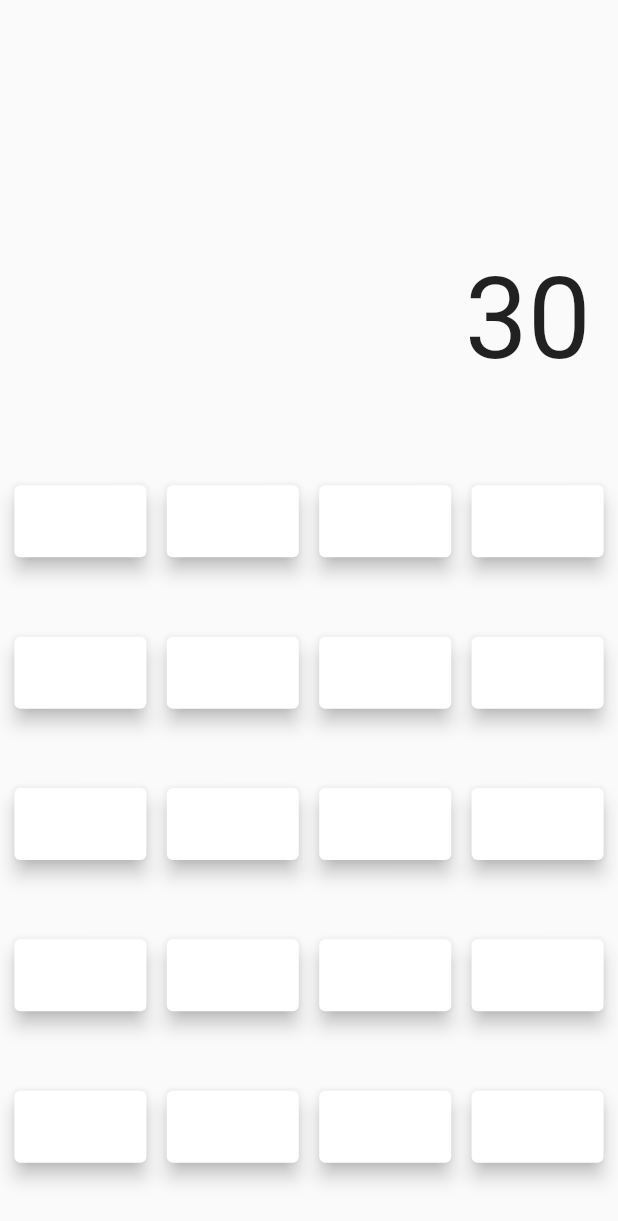
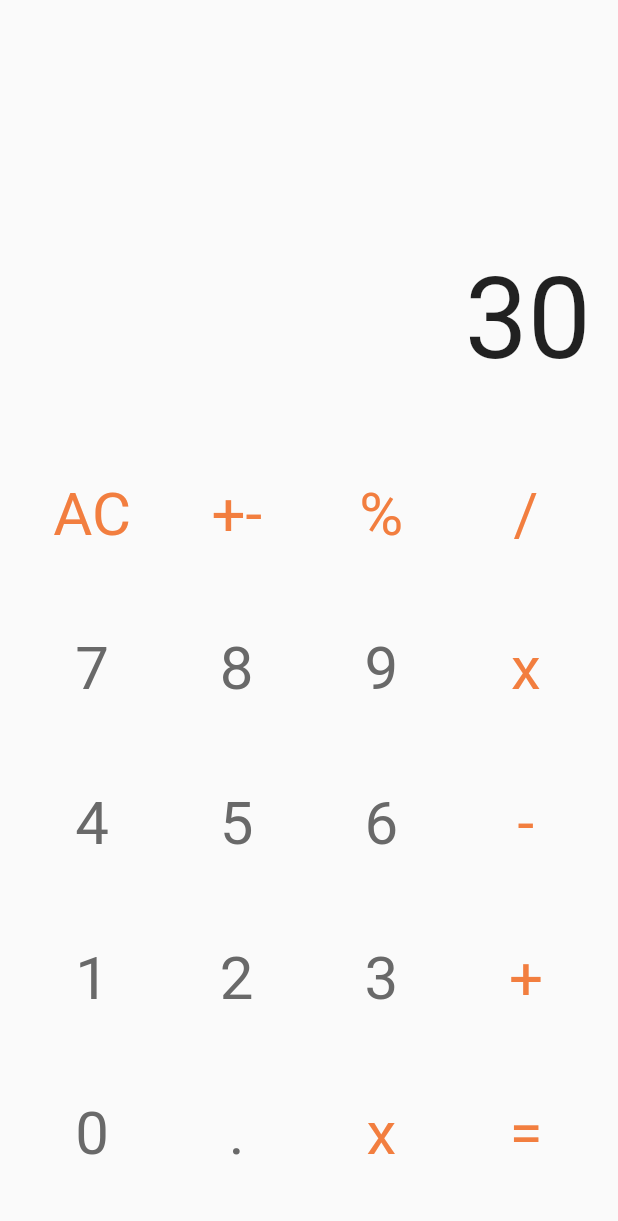
Before and after one commit to esc-0-bar/Cal_C, a Flutter app: the screen it shows after launch, on a phone screen of 412 x 824 dp. Shown: the top 1221 px of the screen. Run offline on Flutter 3.47's test engine with Material 2 defaults, Android fonts, the phone set to English and light mode, and no system bars.

Commit message:
Little Refactoring, Arranged buttons, Changed colors of button.

```diff
--- a/lib/main.dart
+++ b/lib/main.dart
@@ -38,105 +38,105 @@ class CalC extends StatelessWidget {
                       Row(
                         mainAxisAlignment: MainAxisAlignment.spaceEvenly,
                         children: <Widget>[
-                          Card(
-                            elevation: 5,
-                            child: RawMaterialButton(onPressed: null),
+                          CalCButton(
+                            text: 'AC',
+                            color: Color(0xFFF27E3F),
                           ),
-                          Card(
-                            elevation: 5,
-                            child: RawMaterialButton(onPressed: null),
+                          CalCButton(
+                            text: '+-',
+                            color: Color(0xFFF27E3F),
                           ),
-                          Card(
-                            elevation: 5,
-                            child: RawMaterialButton(onPressed: null),
+                          CalCButton(
+                            text: '%',
+                            color: Color(0xFFF27E3F),
                           ),
-                          Card(
-                            elevation: 5,
-                            child: RawMaterialButton(onPressed: null),
+                          CalCButton(
+                            text: '/',
+                            color: Color(0xFFF27E3F),
                           ),
                         ],
                       ),
                       Row(
                         mainAxisAlignment: MainAxisAlignment.spaceEvenly,
                         children: <Widget>[
-                          Card(
-                            elevation: 5,
-                            child: RawMaterialButton(onPressed: null),
+                          CalCButton(
+                            text: '7',
+                            color: Color(0xFF696969),
                           ),
-                          Card(
-                            elevation: 5,
-                            child: RawMaterialButton(onPressed: null),
+                          CalCButton(
+                            text: '8',
+                            color: Color(0xFF696969),
                           ),
-                          Card(
-                            elevation: 5,
-                            child: RawMaterialButton(onPressed: null),
+                          CalCButton(
+                            text: '9',
+                            color: Color(0xFF696969),
                           ),
-                          Card(
-                            elevation: 5,
-                            child: RawMaterialButton(onPressed: null),
+                          CalCButton(
+                            text: 'x',
+                            color: Color(0xFFF27E3F),
                           ),
                         ],
                       ),
                       Row(
                         mainAxisAlignment: MainAxisAlignment.spaceEvenly,
                         children: <Widget>[
-                          Card(
-                            elevation: 5,
-                            child: RawMaterialButton(onPressed: null),
+                          CalCButton(
+                            text: '4',
+                            color: Color(0xFF696969),
                           ),
-                          Card(
-                            elevation: 5,
-                            child: RawMaterialButton(onPressed: null),
+                          CalCButton(
+                            text: '5',
+                            color: Color(0xFF696969),
                           ),
-                          Card(
-                            elevation: 5,
-                            child: RawMaterialButton(onPressed: null),
+                          CalCButton(
+                            text: '6',
+                            color: Color(0xFF696969),
                           ),
-                          Card(
-                            elevation: 5,
-                            child: RawMaterialButton(onPressed: null),
+                          CalCButton(
+                            text: '-',
+                            color: Color(0xFFF27E3F),
                           ),
                         ],
                       ),
                       Row(
                         mainAxisAlignment: MainAxisAlignment.spaceEvenly,
                         children: <Widget>[
-                          Card(
-                            elevation: 5,
-                            child: RawMaterialButton(onPressed: null),
+                          CalCButton(
+                            text: '1',
+                            color: Color(0xFF696969),
                           ),
-                          Card(
-                            elevation: 5,
-                            child: RawMaterialButton(onPressed: null),
+                          CalCButton(
+                            text: '2',
+                            color: Color(0xFF696969),
                           ),
-                          Card(
-                            elevation: 5,
-                            child: RawMaterialButton(onPressed: null),
+                          CalCButton(
+                            text: '3',
+                            color: Color(0xFF696969),
                           ),
-                          Card(
-                            elevation: 5,
-                            child: RawMaterialButton(onPressed: null),
+                          CalCButton(
+                            text: '+',
+                            color: Color(0xFFF27E3F),
                           ),
                         ],
                       ),
                       Row(
                         mainAxisAlignment: MainAxisAlignment.spaceEvenly,
                         children: <Widget>[
-                          Card(
-                            elevation: 5,
-                            child: RawMaterialButton(onPressed: null),
+                          CalCButton(
+                            text: '0',
+                            color: Color(0xFF696969),
                           ),
-                          Card(
-                            elevation: 5,
-                            child: RawMaterialButton(onPressed: null),
+                          CalCButton(
+                            text: '.',
+                            color: Color(0xFF696969),
                           ),
-                          Card(
-                            elevation: 5,
-                            child: RawMaterialButton(onPressed: null),
+                          CalCButton(
+                            text: 'x',
+                            color: Color(0xFFF27E3F),
                           ),
-                          Card(
-                            elevation: 5,
-                            child: RawMaterialButton(onPressed: null),
+                          CalCButton(
+                            text: '=',
+                            color: Color(0xFFF27E3F),
                           ),
                         ],
                       ),
@@ -151,3 +151,25 @@ class CalC extends StatelessWidget {
     );
   }
 }
+
+class CalCButton extends StatelessWidget {
+  CalCButton({this.text, this.color});
+  final String text;
+  final Color color;
+
+  @override
+  Widget build(BuildContext context) {
+    return RawMaterialButton(
+      elevation: 6.0,
+      shape: RoundedRectangleBorder(borderRadius: BorderRadius.circular(10)),
+      splashColor: Color(0xFFF27E3F),
+      constraints: BoxConstraints.tightFor(width: 70.0, height: 70.0),
+      //fillColor: Color(0xFF696969),
+      child: Text(
+        text,
+        style: TextStyle(fontSize: 40, color: color),
+      ),
+      onPressed: () {},
+    );
+  }
+}
```
